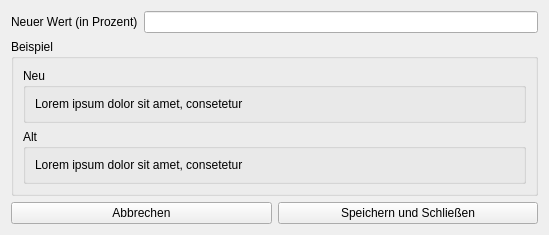
The window that UIs/WindowMindestTreffer.ui (JPaehr/VokabelTrainer) describes before a commit, drawn with Qt 5.
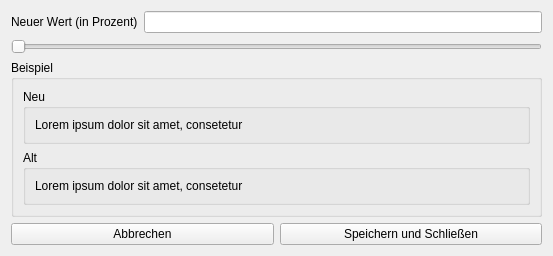
The same window after the commit.

Commit message: added a slider to minimuxscore-window

What changed in the file:
```diff
--- a/UIs/WindowMindestTreffer.ui
+++ b/UIs/WindowMindestTreffer.ui
@@ -6,8 +6,8 @@
    <rect>
     <x>0</x>
     <y>0</y>
-    <width>549</width>
-    <height>217</height>
+    <width>553</width>
+    <height>238</height>
    </rect>
   </property>
   <property name="windowTitle">
@@ -28,6 +28,13 @@
      </item>
     </layout>
    </item>
+   <item>
+    <widget class="QSlider" name="hSNeuerWert">
+     <property name="orientation">
+      <enum>Qt::Horizontal</enum>
+     </property>
+    </widget>
+   </item>
    <item>
     <layout class="QVBoxLayout" name="verticalLayout_2">
      <item>
```
The commit also changes 2 other files.
